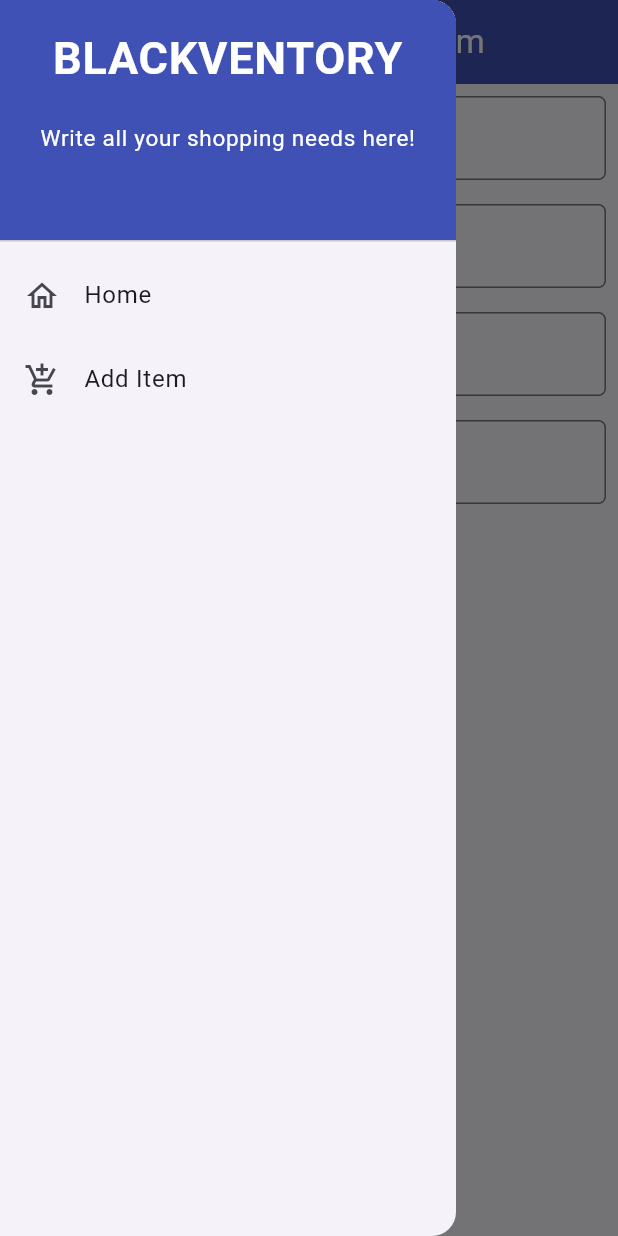
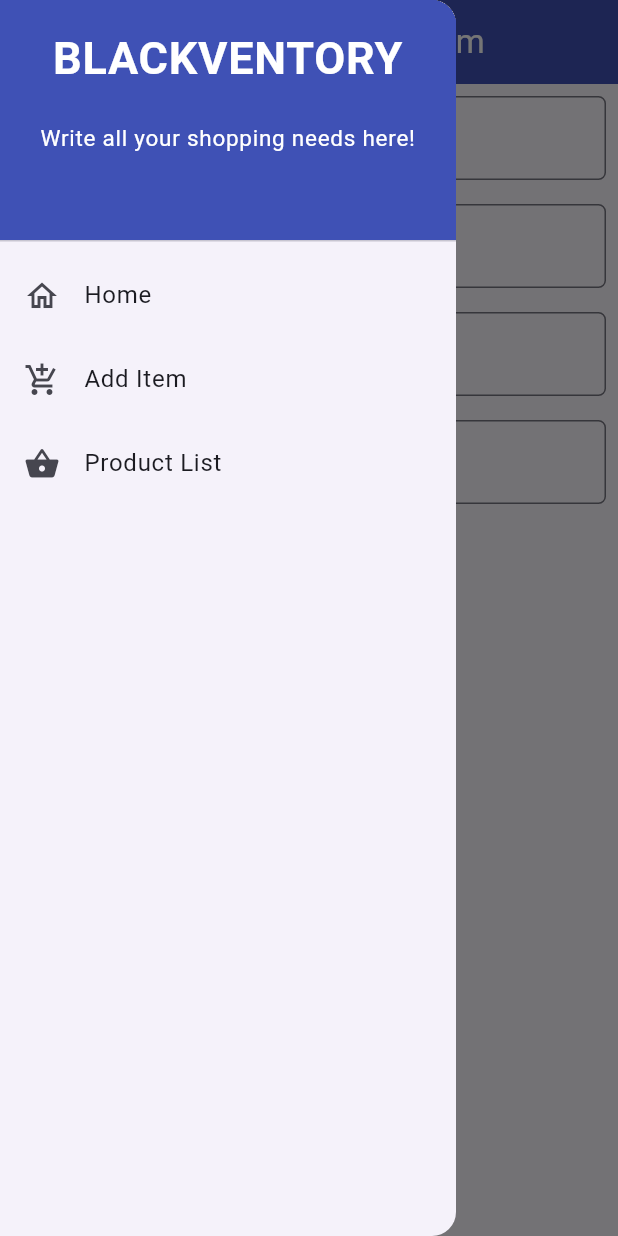
Before and after one commit to ferdinandraja/blackventory, a Flutter app: the ShopFormPage screen opened directly, with the side drawer open, on a phone screen of 412 x 824 dp. Run offline on Flutter 3.47's test engine with Material 2 defaults, Android fonts, the light colour scheme and no system bars; missing offline and left inert: pbp_django_auth; network calls fail.

Commit message:
finish setengah assignment

```diff
--- /dev/null
+++ b/lib/models/product.dart
@@ -0,0 +1,69 @@
+// To parse this JSON data, do
+//
+//     final product = productFromJson(jsonString);
+
+import 'dart:convert';
+
+List<Product> productFromJson(String str) => List<Product>.from(json.decode(str).map((x) => Product.fromJson(x)));
+
+String productToJson(List<Product> data) => json.encode(List<dynamic>.from(data.map((x) => x.toJson())));
+
+class Product {
+    String model;
+    int pk;
+    Fields fields;
+
+    Product({
+        required this.model,
+        required this.pk,
+        required this.fields,
+    });
+
+    factory Product.fromJson(Map<String, dynamic> json) => Product(
+        model: json["model"],
+        pk: json["pk"],
+        fields: Fields.fromJson(json["fields"]),
+    );
+
+    Map<String, dynamic> toJson() => {
+        "model": model,
+        "pk": pk,
+        "fields": fields.toJson(),
+    };
+}
+
+class Fields {
+    int user;
+    String name;
+    int amount;
+    int price;
+    String description;
+    DateTime dateAdded;
+
+    Fields({
+        required this.user,
+        required this.name,
+        required this.amount,
+        required this.price,
+        required this.description,
+        required this.dateAdded,
+    });
+
+    factory Fields.fromJson(Map<String, dynamic> json) => Fields(
+        user: json["user"],
+        name: json["name"],
+        amount: json["amount"],
+        price: json["price"],
+        description: json["description"],
+        dateAdded: DateTime.parse(json["date_added"]),
+    );
+
+    Map<String, dynamic> toJson() => {
+        "user": user,
+        "name": name,
+        "amount": amount,
+        "price": price,
+        "description": description,
+        "date_added": "${dateAdded.year.toString().padLeft(4, '0')}-${dateAdded.month.toString().padLeft(2, '0')}-${dateAdded.day.toString().padLeft(2, '0')}",
+    };
+}
--- a/lib/widgets/left_drawer.dart
+++ b/lib/widgets/left_drawer.dart
@@ -1,6 +1,7 @@
 import 'package:flutter/material.dart';
 import 'package:blackventory/screen/menu.dart';
 import 'package:blackventory/screen/shoplist_form.dart';
+import 'package:blackventory/screen/list_product.dart';
 // TODO: Import the ShopFormPage page here
 class LeftDrawer extends StatelessWidget {
   const LeftDrawer({super.key});
@@ -67,6 +68,17 @@
         ));
   },
 ),
+ListTile(
+    leading: const Icon(Icons.shopping_basket),
+    title: const Text('Product List'),
+    onTap: () {
+        // Route menu to product page
+        Navigator.push(
+        context,
+        MaterialPageRoute(builder: (context) => const ProductPage()),
+        );
+    },
+),
         ],
       ),
     );
--- a/pubspec.yaml
+++ b/pubspec.yaml
@@ -35,6 +35,9 @@
   # The following adds the Cupertino Icons font to your application.
   # Use with the CupertinoIcons class for iOS style icons.
   cupertino_icons: ^1.0.2
+  provider: ^6.1.1
+  pbp_django_auth: ^0.3.1
+  http: ^0.13.6
 
 dev_dependencies:
   flutter_test:
```
Also changed, not shown: lib/main.dart (+14 -22 lines), lib/screen/list_product.dart (added, +93 -0 lines), lib/screen/login.dart (added, +114 -0 lines), lib/screen/shoplist_form.dart (+36 -31 lines), lib/widgets/shop_card.dart (+30 -1 lines), pubspec.lock, 2 other files.
